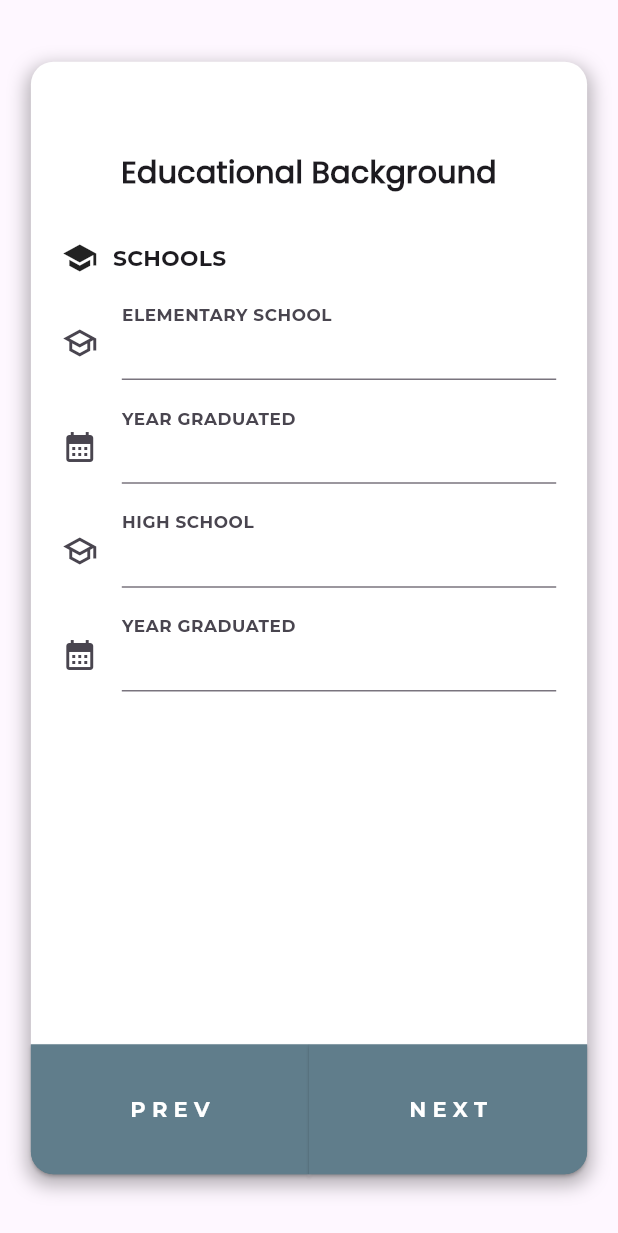
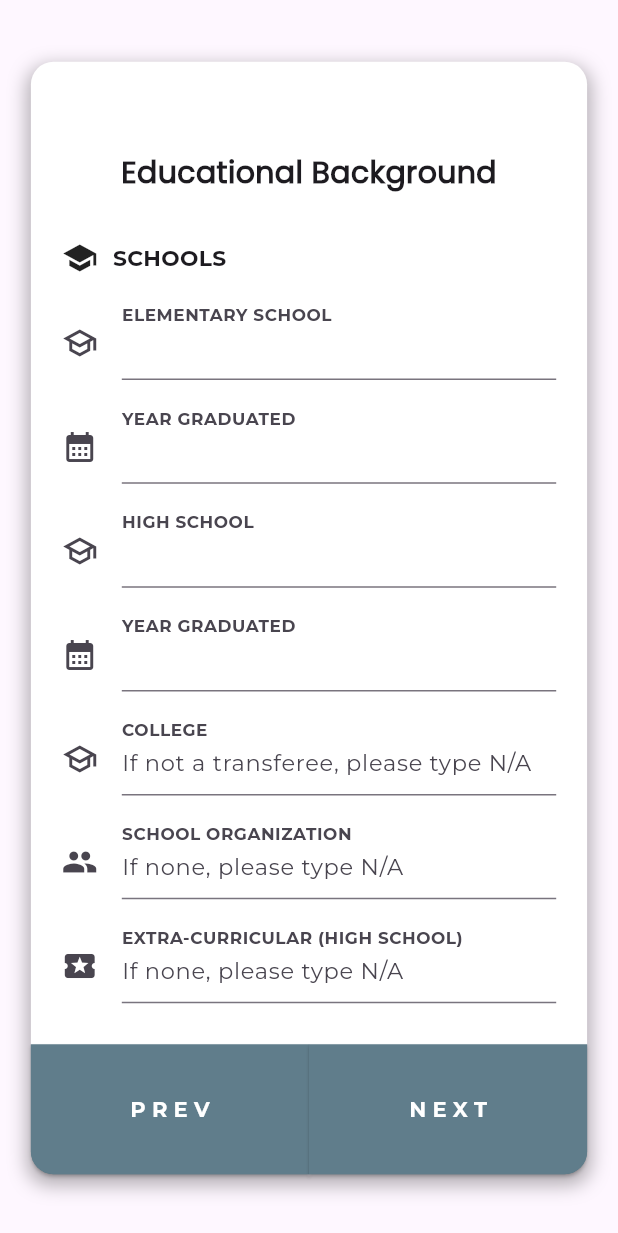
Before and after one commit to Hakureikii/guidance_mobile, a Flutter app: the screen it shows after launch, swiped to page 3, on a phone screen of 412 x 824 dp. Shown: the top 1233 px of the screen. Run offline on Flutter 3.47's test engine with Material 3 defaults, Android fonts, the phone set to English and light mode, and no system bars; our stand-ins replace supabase_flutter; accounts and stored records are empty.

Commit message:
Initial Forms

```diff
--- a/lib/main.dart
+++ b/lib/main.dart
@@ -62,7 +62,10 @@ class _InventoryFormsState extends State<InventoryForms> {
                   previousPage: previousPage,
                   ),
 
-                Health(),
+                Health(
+                  nextPage: nextPage,
+                  previousPage: previousPage,
+                ),
               ],
             ),
           ),
--- a/lib/templates/form_educational_background.dart
+++ b/lib/templates/form_educational_background.dart
@@ -94,6 +94,42 @@ class _EducationalBackgroundState extends State<EducationalBackground> {
                       label: "YEAR GRADUATED",
                     ),
                   ),
+
+                  // College
+                  Container(
+                    padding: EdgeInsets.only(bottom: 20),
+                    width: MediaQuery.of(context).size.width * 0.8,
+                    child: CustomField(
+                      readOnly: false,
+                      icon: Icons.school_outlined,
+                      label: "COLLEGE",
+                      hint: 'If not a transferee, please type N/A',
+                    ),
+                  ),
+
+                  // Membership in School Organization
+                  Container(
+                    padding: EdgeInsets.only(bottom: 20),
+                    width: MediaQuery.of(context).size.width * 0.8,
+                    child: CustomField(
+                      readOnly: false,
+                      icon: Icons.group,
+                      label: "SCHOOL ORGANIZATION",
+                      hint: 'If none, please type N/A',
+                    ),
+                  ),
+
+                  // Extra-curricular activities in high school
+                  Container(
+                    padding: EdgeInsets.only(bottom: 20),
+                    width: MediaQuery.of(context).size.width * 0.8,
+                    child: CustomField(
+                      readOnly: false,
+                      icon: Icons.local_activity,
+                      label: "EXTRA-CURRICULAR (HIGH SCHOOL)",
+                      hint: 'If none, please type N/A',
+                    ),
+                  ),
                 ],
               ),
             ),
```
Also changed, not shown: lib/templates/form_health.dart (+55 -21 lines).
